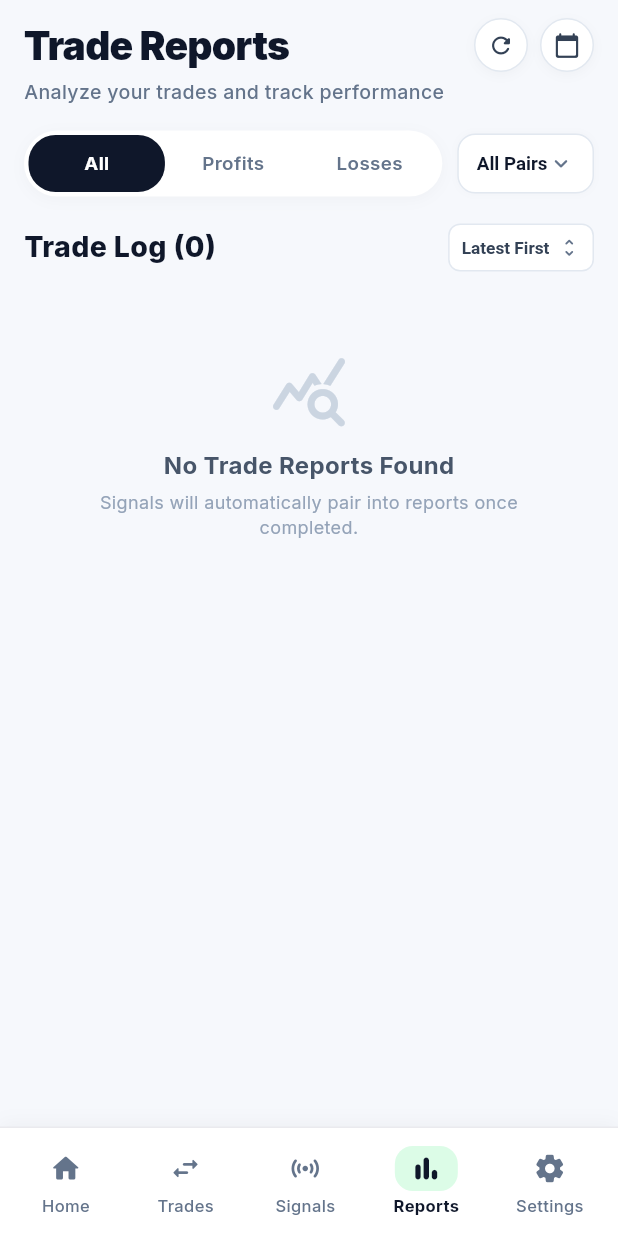
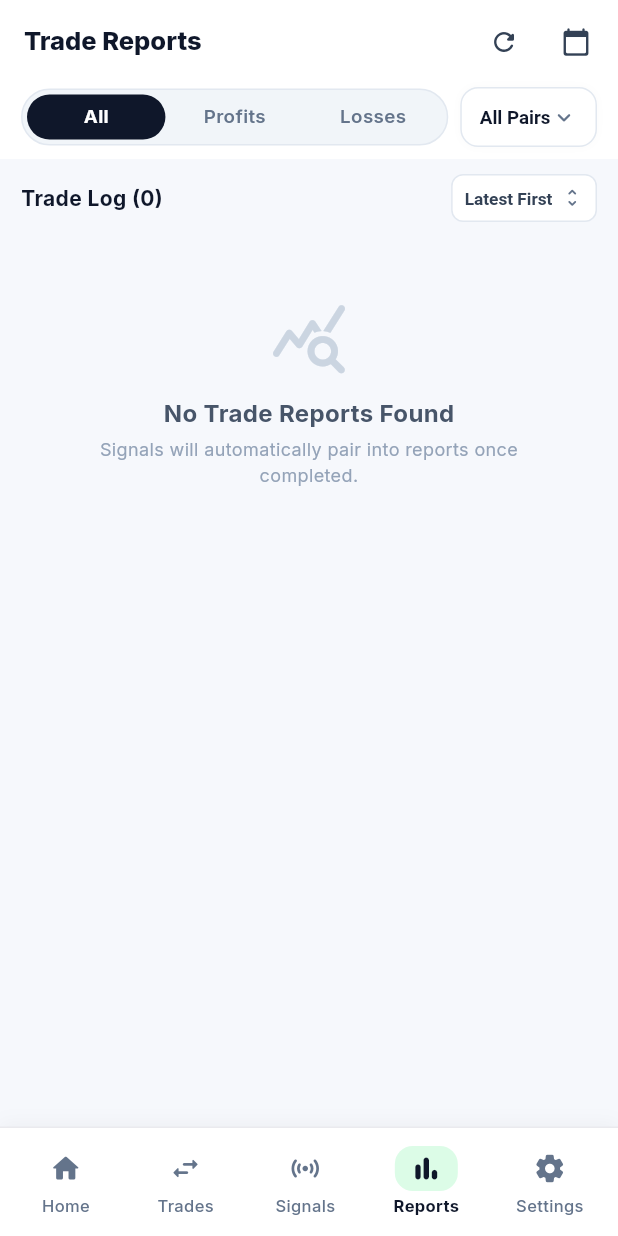
Before and after one commit to sanjay14sn/Trading_view, a Flutter app: the screen it shows after launch, item 4 of the bottom bar chosen, on a phone screen of 412 x 824 dp. Run offline on Flutter 3.47's test engine with Material 3 defaults, Android fonts, the phone set to English and light mode, and no system bars; our stand-ins replace audioplayers, firebase_core, firebase_messaging, flutter_dotenv, flutter_local_notifications, google_fonts and 1 more; accounts and stored records are empty; network calls fail; project files that could hold a hidden picture were left out.

Commit message:
style(mobile): move Trade Reports title and filters to AppBar, remove subtitle, and reduce text sizes

```diff
--- a/mobile_app/lib/screens/reports_screen.dart
+++ b/mobile_app/lib/screens/reports_screen.dart
@@ -204,77 +204,47 @@ class _ReportsScreenState extends State<ReportsScreen> {
 
     return Scaffold(
       backgroundColor: const Color(0xFFF6F8FC),
-      body: SafeArea(
-        child: RefreshIndicator(
-          onRefresh: () => provider.refreshAll(),
-          child: ListView(
-            padding: const EdgeInsets.symmetric(horizontal: 16, vertical: 12),
-            children: [
-              // ── Header Title Row ──────────────────────────────────
-              Row(
-                mainAxisAlignment: MainAxisAlignment.spaceBetween,
-                crossAxisAlignment: CrossAxisAlignment.start,
-                children: [
-                  const Expanded(
-                    child: Column(
-                      crossAxisAlignment: CrossAxisAlignment.start,
-                      children: [
-                        Text(
+      appBar: AppBar(
+        backgroundColor: Colors.white,
+        elevation: 0,
+        scrolledUnderElevation: 1,
+        title: const Text(
           'Trade Reports',
           style: TextStyle(
-                            fontSize: 26,
-                            fontWeight: FontWeight.w900,
+            fontSize: 17,
+            fontWeight: FontWeight.w800,
             color: Color(0xFF0F172A),
-                            letterSpacing: -0.5,
           ),
         ),
-                        SizedBox(height: 3),
-                        Text(
-                          'Analyze your trades and track performance',
-                          style: TextStyle(
-                            fontSize: 13,
-                            color: Color(0xFF64748B),
-                            fontWeight: FontWeight.w500,
+        actions: [
+          IconButton(
+            icon: const Icon(Icons.refresh_rounded, size: 20, color: Color(0xFF334155)),
+            onPressed: () => provider.refreshAll(),
           ),
-                          overflow: TextOverflow.ellipsis,
+          IconButton(
+            icon: Icon(
+              _selectedCustomDate != null ? Icons.event_rounded : Icons.calendar_today_rounded,
+              size: 20,
+              color: _selectedCustomDate != null ? const Color(0xFF15803D) : const Color(0xFF334155),
             ),
+            onPressed: () => _showDatePicker(context),
+          ),
+          const SizedBox(width: 4),
         ],
-                    ),
-                  ),
-                  const SizedBox(width: 8),
-                  Row(
-                    children: [
-                      _actionIconButton(Icons.refresh_rounded, () => provider.refreshAll()),
-                      const SizedBox(width: 8),
-                      _actionIconButton(
-                        Icons.calendar_today_rounded,
-                        () => _showDatePicker(context),
-                        isHighlighted: _selectedCustomDate != null,
-                      ),
-                    ],
-                  ),
-                ],
-              ),
-
-              const SizedBox(height: 16),
-
-              // ── Filter Row: Segmented Control & Symbol Selector ──
-              Row(
+        bottom: PreferredSize(
+          preferredSize: const Size.fromHeight(50),
+          child: Padding(
+            padding: const EdgeInsets.only(left: 14, right: 14, bottom: 8),
+            child: Row(
               children: [
                 Expanded(
                   child: Container(
-                      height: 44,
+                    height: 38,
                     padding: const EdgeInsets.all(3),
                     decoration: BoxDecoration(
-                        color: Colors.white,
-                        borderRadius: BorderRadius.circular(22),
-                        boxShadow: [
-                          BoxShadow(
-                            color: Colors.black.withValues(alpha: 0.03),
-                            blurRadius: 8,
-                            offset: const Offset(0, 2),
-                          ),
-                        ],
+                      color: const Color(0xFFF1F5F9),
+                      borderRadius: BorderRadius.circular(20),
+                      border: Border.all(color: const Color(0xFFE2E8F0)),
                     ),
                     child: Row(
                       children: [
@@ -285,49 +255,54 @@ class _ReportsScreenState extends State<ReportsScreen> {
                     ),
                   ),
                 ),
-                  const SizedBox(width: 10),
+                const SizedBox(width: 8),
                 _symbolDropdown(availableSymbols),
               ],
             ),
-
+          ),
+        ),
+      ),
+      body: RefreshIndicator(
+        onRefresh: () => provider.refreshAll(),
+        child: ListView(
+          padding: const EdgeInsets.symmetric(horizontal: 14, vertical: 10),
+          children: [
             // ── Active Date Filter Badge Chip (if calendar date selected) ──
             if (_selectedCustomDate != null) ...[
-                const SizedBox(height: 10),
               Row(
                 children: [
                   Container(
-                      padding: const EdgeInsets.symmetric(horizontal: 10, vertical: 5),
+                    padding: const EdgeInsets.symmetric(horizontal: 9, vertical: 4),
                     decoration: BoxDecoration(
-                        color: const Color(0xFFEFF6FF),
-                        borderRadius: BorderRadius.circular(20),
-                        border: Border.all(color: const Color(0xFFBFDBFE)),
+                      color: const Color(0xFFDCFCE7),
+                      borderRadius: BorderRadius.circular(16),
+                      border: Border.all(color: const Color(0xFF86EFAC)),
                     ),
                     child: Row(
                       mainAxisSize: MainAxisSize.min,
                       children: [
-                          const Icon(Icons.event_rounded, size: 14, color: Color(0xFF1D61E7)),
-                          const SizedBox(width: 6),
+                        const Icon(Icons.event_rounded, size: 13, color: Color(0xFF15803D)),
+                        const SizedBox(width: 5),
                         Text(
                           'Date: ${DateFormat('dd MMM yyyy').format(_selectedCustomDate!)}',
                           style: const TextStyle(
-                              fontSize: 12,
+                            fontSize: 11,
                             fontWeight: FontWeight.bold,
-                              color: Color(0xFF1D61E7),
+                            color: Color(0xFF15803D),
                           ),
                         ),
-                          const SizedBox(width: 6),
+                        const SizedBox(width: 5),
                         GestureDetector(
                           onTap: () => setState(() => _selectedCustomDate = null),
-                            child: const Icon(Icons.cancel_rounded, size: 16, color: Color(0xFF1D61E7)),
+                          child: const Icon(Icons.cancel_rounded, size: 15, color: Color(0xFF15803D)),
                         ),
                       ],
                     ),
                   ),
                 ],
               ),
+              const SizedBox(height: 10),
             ],
-
-              const SizedBox(height: 18),
 
             // ── Recent Trades Header & Sort Dropdown ──────────────
             Row(
@@ -336,8 +311,8 @@ class _ReportsScreenState extends State<ReportsScreen> {
                 Text(
                   'Trade Log (${filteredReports.length})',
                   style: const TextStyle(
-                      fontSize: 19,
-                      fontWeight: FontWeight.w800,
+                    fontSize: 14,
+                    fontWeight: FontWeight.w700,
                     color: Color(0xFF0F172A),
                   ),
                 ),
@@ -345,7 +320,7 @@ class _ReportsScreenState extends State<ReportsScreen> {
               ],
             ),
 
-              const SizedBox(height: 12),
+            const SizedBox(height: 10),
 
             // ── Trade Report Cards List ───────────────────────────
             if (filteredReports.isEmpty)
@@ -356,31 +331,6 @@ class _ReportsScreenState extends State<ReportsScreen> {
             const SizedBox(height: 20),
           ],
         ),
-        ),
-      ),
-    );
-  }
-
-  Widget _actionIconButton(IconData icon, VoidCallback onPressed, {bool isHighlighted = false}) {
-    return Container(
-      width: 36,
-      height: 36,
-      decoration: BoxDecoration(
-        color: isHighlighted ? const Color(0xFFDCFCE7) : Colors.white,
-        shape: BoxShape.circle,
-        border: Border.all(color: isHighlighted ? const Color(0xFF86EFAC) : const Color(0xFFE2E8F0)),
-        boxShadow: [
-          BoxShadow(
-            color: Colors.black.withValues(alpha: 0.03),
-            blurRadius: 6,
-            offset: const Offset(0, 2),
-          ),
-        ],
-      ),
-      child: IconButton(
-        padding: EdgeInsets.zero,
-        icon: Icon(icon, size: 18, color: isHighlighted ? const Color(0xFF15803D) : const Color(0xFF334155)),
-        onPressed: onPressed,
       ),
     );
   }
```
Lines whose indentation alone changed are shown as unchanged.
